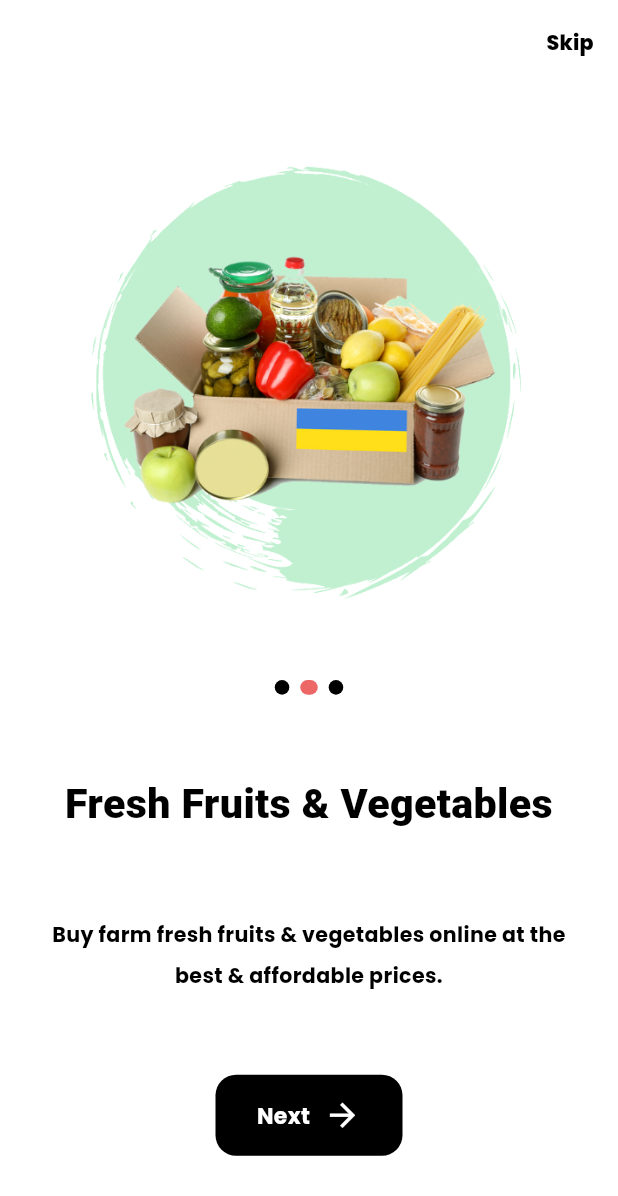
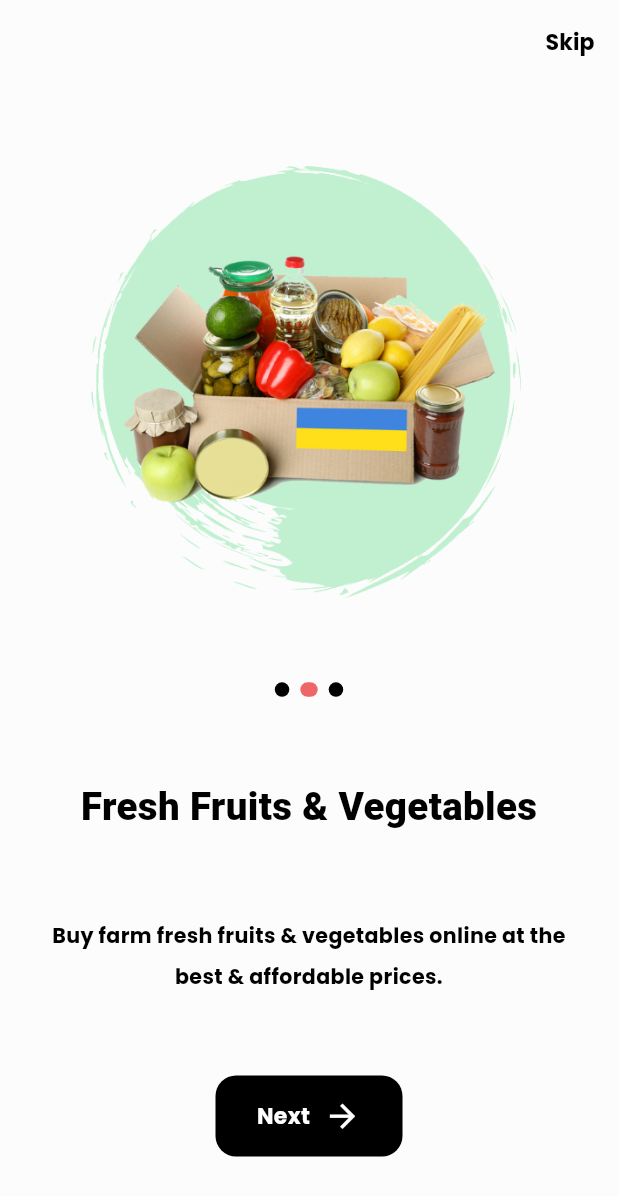
Before and after one commit to jasim506022/seller_apps, a Flutter app: the screen it shows after launch, after a tap on "Next", on a phone screen of 412 x 824 dp. Shown: the top 1196 px of the screen. Run offline on Flutter 3.47's test engine with Material 3 defaults, Android fonts, the phone set to English and light mode, and no system bars; our stand-ins replace cached_network_image, card_swiper, cloud_firestore, connectivity_plus, fancy_shimmer_image, firebase_auth and 16 more; accounts and stored records are empty.

Commit message:
onboarding page final

```diff
--- a/lib/comon.dart
+++ b/lib/comon.dart
@@ -6,6 +6,7 @@
 #: Injecting the ProductRepository via the constructor
 #: Understand AppException
 #: Understand Try-Catch and Rethorw
+#: Understand Null Clearly !, ?., ??, ??=
 
 */
 
--- a/lib/controller/onboarding_controller.dart
+++ b/lib/controller/onboarding_controller.dart
@@ -1,7 +1,7 @@
 import 'package:flutter/material.dart';
 import 'package:get/get.dart';
 
-import '../model/onboard_model.dart';
+import '../data/response/service/onboarding_list_data.dart';
 import '../res/app_constants.dart';
 import '../res/app_string.dart';
 import '../res/routes/routes_name.dart';
@@ -11,7 +11,7 @@ class OnboardingController extends GetxController {
   var currentIndex = 0.obs;
 
   /// Marks the onboarding as viewed in shared preferences and navigates to the sign-in page
-  void markOnboardingAsViewedAndNavigate() {
+  void skipOnboarding() {
     AppConstants.isViewed = 0;
     AppConstants.sharedPreference!
         .setInt(AppStrings.onBoardingShareKey, AppConstants.isViewed!);
@@ -19,9 +19,10 @@ class OnboardingController extends GetxController {
   }
 
   /// Navigates to the next page in the onboarding sequence
-  void navigateToNextPageOrSkip() {
-    if (currentIndex.value == onboardingData.length - 1) {
-      markOnboardingAsViewedAndNavigate();
+  void goToNextPageOrSkip() {
+    if (currentIndex.value ==
+        OnBoardingListData.getOnboardingData().length - 1) {
+      skipOnboarding();
     } else {
       pageController.nextPage(
         duration: const Duration(milliseconds: 250),
--- /dev/null
+++ b/lib/data/response/service/onboarding_list_data.dart
@@ -0,0 +1,23 @@
+import '../../../model/onboard_model.dart';
+import '../../../res/app_asset/image_asset.dart';
+import '../../../res/app_string.dart';
+
+class OnBoardingListData {
+  static List<OnboardModel> getOnboardingData() => [
+        OnboardModel(
+          image: AppImage.onboardingFirstImage,
+          title: AppStrings.welcome,
+          description: AppStrings.firstOnboardingDescription,
+        ),
+        OnboardModel(
+          image: AppImage.onboardingSecondImage,
+          title: AppStrings.fresshFruits,
+          description: AppStrings.secondOnboardingDescription,
+        ),
+        OnboardModel(
+          image: AppImage.onboardingThirdImage,
+          title: AppStrings.quickDelivery,
+          description: AppStrings.thirdOnboardingDescription,
+        )
+      ];
+}
--- a/lib/model/onboard_model.dart
+++ b/lib/model/onboard_model.dart
@@ -1,32 +1,11 @@
-import 'package:seller_apps/res/app_asset/image_asset.dart';
-import 'package:seller_apps/res/app_string.dart';
-
 class OnboardModel {
-  String img;
-  String text;
-  String desc;
+  String image;
+  String title;
+  String description;
 
   OnboardModel({
-    required this.img,
-    required this.text,
-    required this.desc,
+    required this.image,
+    required this.title,
+    required this.description,
   });
 }
-
-List<OnboardModel> onboardingData = [
-  OnboardModel(
-    img: AppImage.groceryImage,
-    text: AppStrings.welcome,
-    desc: AppStrings.firstOnboardingDescription,
-  ),
-  OnboardModel(
-    img: AppImage.allGroceryImage,
-    text: AppStrings.fresshFruis,
-    desc: AppStrings.secondOnboardingDescription,
-  ),
-  OnboardModel(
-    img: AppImage.deliveryImage,
-    text: AppStrings.quickDelivery,
-    desc: AppStrings.thirdOnboardingDescription,
-  )
-];
--- a/lib/questionandanser.dart
+++ b/lib/questionandanser.dart
@@ -2,6 +2,10 @@
 /*
 
 ##########################Splash Page###########################
+
+##########################Onboarding Page###########################
+#: Question-1:
+
 
 
 
--- a/lib/res/app_asset/image_asset.dart
+++ b/lib/res/app_asset/image_asset.dart
@@ -1,6 +1,12 @@
 class AppImage {
   // App Logo
   static String appLogoImage = "asset/image/logo.png";
+
+  // Onboarding Images
+  static const String onboardingFirstImage = "asset/image/onboard/grocery.png";
+  static const String onboardingSecondImage =
+      "asset/image/onboard/all_grocery.png";
+  static const String onboardingThirdImage = "asset/image/onboard/delivery.png";
 
   static String uploadProductImage = "asset/image/additem.png";
   static String allProductImage = "asset/gridicon/addproduct.png";
--- a/lib/res/app_string.dart
+++ b/lib/res/app_string.dart
@@ -96,6 +96,8 @@ class AppStrings {
   static const String btnReset = "Reset";
   static const String btnClose = "Close";
   static const String btnSave = 'Save';
+  static const String btnSkip = "Skip";
+  static const String btnNext = "Next";
 
   // 📌 Success & Toast Messages
   static const String toastWaitForUploadMessage =
@@ -216,8 +218,6 @@ class AppStrings {
   // sharepare
   static String onBoardingShareKey = 'onBoarding';
 
-  static String skip = "Skip";
-
   static String fresshFruis = "Fresh Fruits & Vegetables";
   static String quickDelivery = "Quick & Fast Delivery";
   static String firstOnboardingDescription =
@@ -318,7 +318,6 @@ class AppStrings {
       "The order has been successfully completed";
 
   //botton
-  static const next = "Next";
 
   static String dark = "Dark";
   static String light = "Light";
@@ -342,4 +341,5 @@ class AppStrings {
   static const String searchPlaceholder = "Search...........";
   // Product
   static const String uploadProduct = "Upload Your Product";
+  static const String fresshFruits = "Fresh Fruits & Vegetables";
 }
--- a/lib/res/apps_text_style.dart
+++ b/lib/res/apps_text_style.dart
@@ -28,8 +28,8 @@ class AppsTextStyle {
       );
 
   // Large  Title Text Style
-  static TextStyle get largeTitleTextStyleForOnBoarding => GoogleFonts.roboto(
-      color: theme.primaryColor, fontSize: 30.sp, fontWeight: FontWeight.w900);
+  static TextStyle get largeTitle => GoogleFonts.roboto(
+      color: theme.primaryColor, fontSize: 28.sp, fontWeight: FontWeight.w900);
 
   static TextStyle get titleSignPageTextStyle => GoogleFonts.roboto(
       color: theme.primaryColor,
--- a/lib/res/routes/app_routes.dart
+++ b/lib/res/routes/app_routes.dart
@@ -13,7 +13,7 @@ import 'package:seller_apps/view/profile/edit_profile_page.dart';
 import '../../view/auth/forget_password_page.dart';
 import '../../view/auth/sign_in_page.dart';
 import '../../view/auth/sign_up_page.dart';
-import '../../view/splash/onboarding_screen.dart';
+import '../../view/splash/onboarding_page.dart';
 import '../../view/splash/splash_page.dart';
 import 'routes_name.dart';
 
@@ -25,7 +25,7 @@ class AppRoutes {
         ),
         GetPage(
           name: RoutesName.onBardingPpage,
-          page: () => const OnboardingScreen(),
+          page: () => const OnboardingPage(),
         ),
         GetPage(
           name: RoutesName.signPage,
--- /dev/null
+++ b/lib/view/splash/onboarding_page.dart
@@ -0,0 +1,59 @@
+import 'package:flutter/material.dart';
+import 'package:flutter/services.dart';
+import 'package:flutter_screenutil/flutter_screenutil.dart';
+import 'package:get/get.dart';
+
+import '../../controller/onboarding_controller.dart';
+import '../../data/response/service/onboarding_list_data.dart';
+import '../../model/onboard_model.dart';
+import '../../res/app_string.dart';
+import '../../res/apps_color.dart';
+import '../../res/apps_text_style.dart';
+import 'widget/onboarding_page_content_widget.dart';
+
+/// This screen displays the onboarding flow with multiple pages.
+/// Users can swipe through onboarding pages or skip them using the 'Skip' button.
+class OnboardingPage extends StatelessWidget {
+  const OnboardingPage({super.key});
+
+  @override
+  Widget build(BuildContext context) {
+    final OnboardingController onboardingController =
+        Get.find<OnboardingController>();
+    final List<OnboardModel> onboardingList =
+        OnBoardingListData.getOnboardingData();
+
+    // Set the status bar style for better visibility
+    _configureStatusBar();
+    return Scaffold(
+      appBar: AppBar(
+        actions: [
+          // Skip Button: Navigates users to the next screen, marking onboarding as completed
+          TextButton(
+            onPressed: onboardingController.skipOnboarding,
+            child: Text(
+              AppStrings.btnSkip,
+              style: AppsTextStyle.buttonTextStyle
+                  .copyWith(color: AppColors.black),
+            ),
+          ),
+        ],
+      ),
+      body: Padding(
+        padding: EdgeInsets.symmetric(horizontal: 20.w),
+        child: PageView.builder(
+            controller: onboardingController.pageController,
+            itemCount: onboardingList.length,
+            onPageChanged: (index) => onboardingController.currentIndex(index),
+            itemBuilder: (context, index) => OnboardingPageContentWidget(
+                onboardingItem: onboardingList[index])),
+      ),
+    );
+  }
+
+  /// Configures the status bar to have a light background with dark icons.
+  void _configureStatusBar() {
+    SystemChrome.setSystemUIOverlayStyle(const SystemUiOverlayStyle(
+        statusBarColor: AppColors.white, statusBarBrightness: Brightness.dark));
+  }
+}
--- a/lib/view/splash/onboarding_screen.dart
+++ /dev/null
@@ -1,55 +0,0 @@
-import 'package:flutter/material.dart';
-import 'package:flutter/services.dart';
-import 'package:flutter_screenutil/flutter_screenutil.dart';
-import 'package:get/get.dart';
-
-import '../../controller/onboarding_controller.dart';
-import '../../model/onboard_model.dart';
-import '../../res/app_string.dart';
-import '../../res/apps_color.dart';
-import '../../res/apps_text_style.dart';
-import 'widget/onboarding_screen_content_widget.dart';
-
-class OnboardingScreen extends StatelessWidget {
-  const OnboardingScreen({super.key});
-
-  // @override
-  @override
-  Widget build(BuildContext context) {
-    final controller = Get.find<OnboardingController>();
-    _setStatusBarStyle();
-    return Scaffold(
-      backgroundColor: AppColors.white,
-      appBar: AppBar(
-        backgroundColor: AppColors.white,
-        elevation: 0.0,
-        actions: [
-          TextButton(
-              onPressed: () => controller.markOnboardingAsViewedAndNavigate(),
-              child: Text(
-                AppStrings.skip,
-                style: AppsTextStyle.largeBoldText
-                    .copyWith(color: AppColors.black),
-              )),
-        ],
-      ),
-      body: Padding(
-        padding: EdgeInsets.symmetric(horizontal: 20.w),
-        child: PageView.builder(
-          controller: controller.pageController,
-          itemCount: onboardingData.length,
-          onPageChanged: (index) => controller.currentIndex(index),
-          itemBuilder: (context, index) {
-            var item = onboardingData[index];
-            return OnboardingPageContentWidget(onboardingItem: item);
-          },
-        ),
-      ),
-    );
-  }
-
-  void _setStatusBarStyle() {
-    SystemChrome.setSystemUIOverlayStyle(const SystemUiOverlayStyle(
-        statusBarColor: AppColors.white, statusBarBrightness: Brightness.dark));
-  }
-}
--- a/lib/view/splash/widget/onboarding_screen_content_widget.dart
+++ b/lib/view/splash/widget/onboarding_page_content_widget.dart
@@ -6,40 +6,47 @@ import '../../../controller/onboarding_controller.dart';
 import '../../../model/onboard_model.dart';
 import '../../../res/app_string.dart';
 import '../../../res/apps_text_style.dart';
-import '../../../widget/next_action_button_widget.dart';
+import 'next_action_button_widget.dart';
 import 'onboarding_prograess_dots_widget.dart';
 
+/// Displays the content for each onboarding page, including the image, title,
+/// description, progress dots, and the 'Next' button.
 class OnboardingPageContentWidget extends StatelessWidget {
   const OnboardingPageContentWidget({
     super.key,
     required this.onboardingItem,
   });
 
+  /// The data model for the current onboarding page
   final OnboardModel onboardingItem;
 
   @override
   Widget build(BuildContext context) {
-    final controller = Get.find<OnboardingController>();
+    final OnboardingController onboardingController =
+        Get.find<OnboardingController>();
     return Column(
       mainAxisAlignment: MainAxisAlignment.spaceEvenly,
+      crossAxisAlignment: CrossAxisAlignment.center,
       children: [
+        /// Displays the onboarding image with responsive height.
         Image.asset(
-          onboardingItem.img,
+          onboardingItem.image,
           height: 300.h,
           fit: BoxFit.fill,
         ),
+
         const OnboardingProgressDotsWidget(),
-        Text(onboardingItem.text,
-            textAlign: TextAlign.center,
-            style: AppsTextStyle.largeTitleTextStyleForOnBoarding),
-        Text(onboardingItem.desc,
+
+        /// Displays the onboarding title with centered alignment.
+        Text(onboardingItem.title, style: AppsTextStyle.largeTitle),
+        Text(onboardingItem.description,
             textAlign: TextAlign.center,
             style: AppsTextStyle.mediumBoldText.copyWith(height: 2)),
+
+        /// Displays the 'Next' button to navigate through onboarding pages.
         NextActionButtonWidget(
-          title: AppStrings.next,
-          onTap: () {
-            controller.navigateToNextPageOrSkip();
-          },
+          title: AppStrings.btnNext,
+          onTap: onboardingController.goToNextPageOrSkip,
         ),
       ],
     );
--- a/lib/view/splash/widget/onboarding_prograess_dots_widget.dart
+++ b/lib/view/splash/widget/onboarding_prograess_dots_widget.dart
@@ -3,9 +3,11 @@ import 'package:flutter_screenutil/flutter_screenutil.dart';
 import 'package:get/get.dart';
 
 import '../../../controller/onboarding_controller.dart';
-import '../../../model/onboard_model.dart';
+import '../../../data/response/service/onboarding_list_data.dart';
 import '../../../res/apps_color.dart';
 
+/// A widget to display progress dots during the onboarding process.
+/// The active dot is highlighted based on the current page.
 class OnboardingProgressDotsWidget extends StatelessWidget {
   const OnboardingProgressDotsWidget({
     super.key,
@@ -13,30 +15,33 @@ class OnboardingProgressDotsWidget extends StatelessWidget {
 
   @override
   Widget build(BuildContext context) {
-    final controller = Get.find<OnboardingController>();
+    final OnboardingController onboardingController =
+        Get.find<OnboardingController>();
     return SizedBox(
-      height: 10.h,
+      height: 15.h,
       child: ListView.builder(
-        itemCount: onboardingData.length,
+        itemCount: OnBoardingListData.getOnboardingData().length,
         shrinkWrap: true,
         scrollDirection: Axis.horizontal,
         itemBuilder: (context, index) {
           return Row(
             mainAxisAlignment: MainAxisAlignment.center,
             children: [
-              Obx(
-                () => AnimatedContainer(
-                  duration: const Duration(milliseconds: 300),
+              Obx(() {
+                // The current dot's active/inactive state
+                bool isActive =
+                    onboardingController.currentIndex.value == index;
+                return AnimatedContainer(
+                  duration:
+                      const Duration(milliseconds: 300), //Smooth transition
                   height: 10.h,
-                  width: controller.currentIndex.value == index ? 12.h : 10.h,
+                  width: isActive ? 12.h : 10.h,
                   margin: EdgeInsets.symmetric(horizontal: 4.w),
                   decoration: BoxDecoration(
-                      color: controller.currentIndex.value == index
-                          ? AppColors.red
-                          : AppColors.black,
+                      color: isActive ? AppColors.red : AppColors.black,
                       borderRadius: BorderRadius.circular(10.r)),
-                ),
-              ),
+                );
+              }),
             ],
           );
         },
--- a/pubspec.yaml
+++ b/pubspec.yaml
@@ -103,7 +103,7 @@ flutter:
     - asset/gridicon/
     - asset/order/
     - asset/empty/
-    - asset/onboard/
+    - asset/image/onboard/
 
   #   - images/a_dot_ham.jpeg
 
```
Also changed, not shown: lib/view/splash/widget/next_action_button_widget.dart (renamed from lib/widget/next_action_button_widget.dart, +4 -3 lines), asset/image/onboard/all_grocery.png (renamed from asset/onboard/all_grocery.png), asset/image/onboard/delivery.png (renamed from asset/onboard/delivery.png), asset/image/onboard/grocery.png (renamed from asset/onboard/grocery.png), pubspec.lock.
